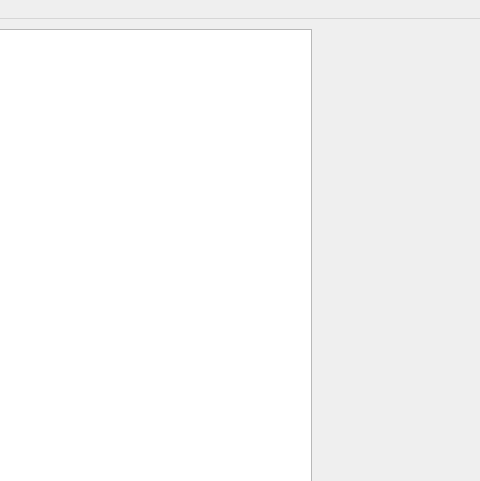
First picture: the form in vision/mainwindow.ui, repository KevinUTAT/surviver_dot_IO, before the edit; both pictures show x 829 to 1309 and y 0 to 481 of the 1309 by 742 pixel window.
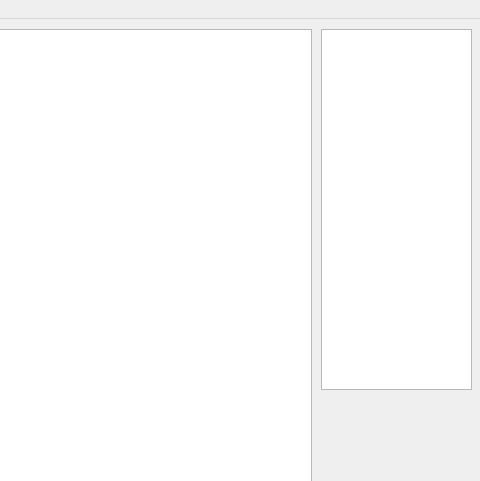
Second picture: the form after the edit.

Commit message: ADS: add target list view for each image

The edit to the form file:
```diff
--- a/vision/mainwindow.ui
+++ b/vision/mainwindow.ui
@@ -34,6 +34,16 @@
      </rect>
     </property>
    </widget>
+   <widget class="QListWidget" name="targetList">
+    <property name="geometry">
+     <rect>
+      <x>1150</x>
+      <y>10</y>
+      <width>151</width>
+      <height>361</height>
+     </rect>
+    </property>
+   </widget>
   </widget>
   <widget class="QMenuBar" name="menubar">
    <property name="geometry">
```
The commit also changes 3 other files.
